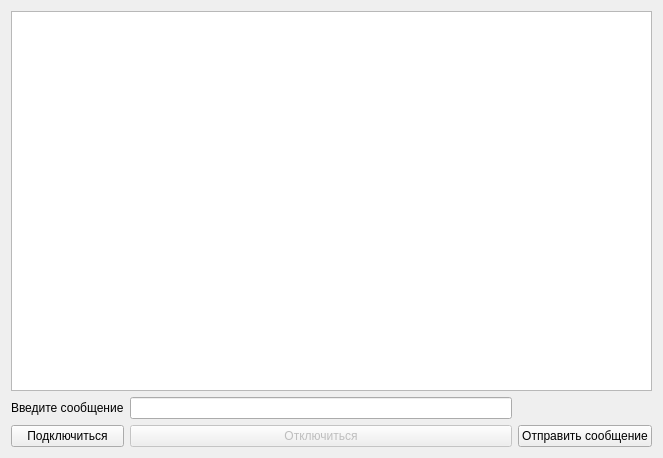
Qt form QTcp_client/dialog.ui (yutfut/messenger) before a commit.
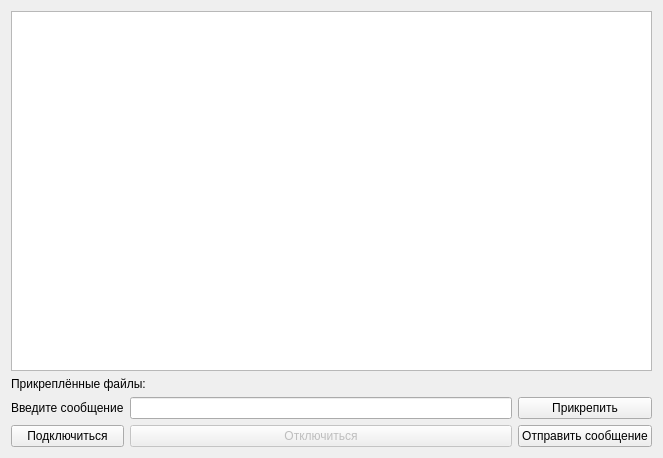
The same form after that commit.

The edit to the form file:
```diff
--- a/QTcp_client/dialog.ui
+++ b/QTcp_client/dialog.ui
@@ -20,6 +20,13 @@
    <item>
     <widget class="QTextBrowser" name="lwLog"/>
    </item>
+   <item>
+    <widget class="QLabel" name="labelFiles">
+     <property name="text">
+      <string>Прикреплённые файлы:</string>
+     </property>
+    </widget>
+   </item>
    <item>
     <layout class="QGridLayout" name="gridLayout">
      <item row="1" column="1">
@@ -65,6 +72,13 @@
        </property>
       </widget>
      </item>
+     <item row="0" column="2">
+      <widget class="QPushButton" name="attachmentBtn">
+       <property name="text">
+        <string>Прикрепить</string>
+       </property>
+      </widget>
+     </item>
     </layout>
    </item>
   </layout>
```
